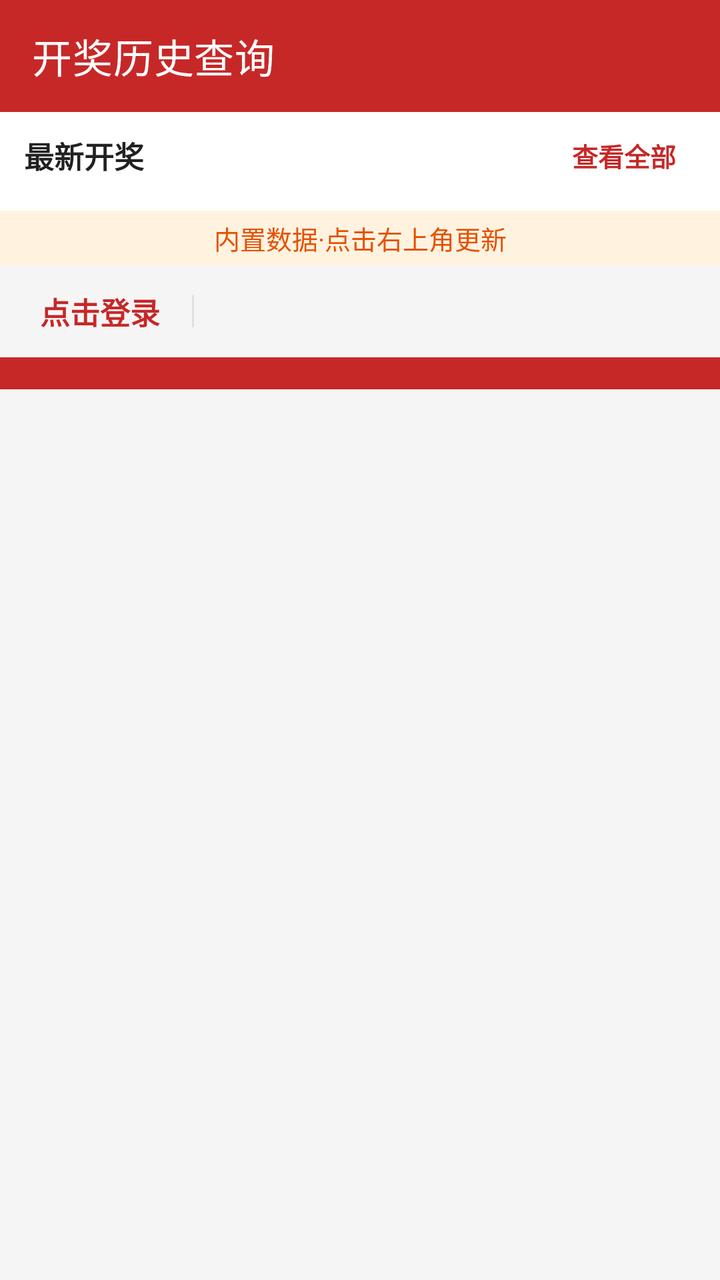
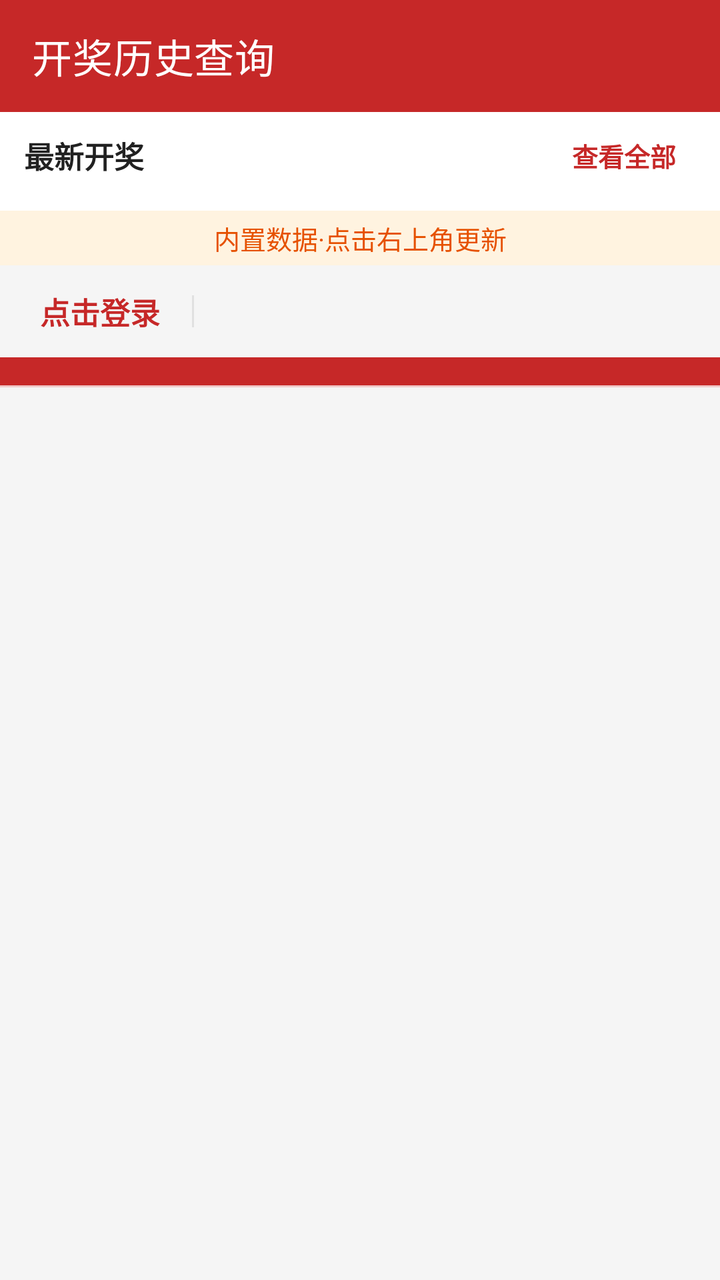

Screens rendered from an Android XML layout before and after an edit, with the pre-edit source and the edit as a unified diff.
<!-- AndroidManifest.xml: application theme Theme.LotteryHistory -->
<!-- res/layout/activity_main.xml -->
<?xml version="1.0" encoding="utf-8"?>
<androidx.coordinatorlayout.widget.CoordinatorLayout xmlns:android="http://schemas.android.com/apk/res/android"
    xmlns:app="http://schemas.android.com/apk/res-auto"
    android:layout_width="match_parent"
    android:layout_height="match_parent"
    android:background="@color/bg_light">

    <com.google.android.material.appbar.AppBarLayout
        android:id="@+id/appBar"
        android:layout_width="match_parent"
        android:layout_height="wrap_content"
        android:background="@color/primary_red"
        android:theme="@style/ThemeOverlay.MaterialComponents.Dark.ActionBar"
        app:elevation="0dp">

        
        <com.google.android.material.appbar.MaterialToolbar
            android:id="@+id/toolbar"
            android:layout_width="match_parent"
            android:layout_height="?attr/actionBarSize"
            android:background="@color/primary_red"
            app:title="@string/app_name"
            app:titleTextColor="@android:color/white"
            app:layout_scrollFlags="scroll|snap" />

        
        <LinearLayout
            android:layout_width="match_parent"
            android:layout_height="wrap_content"
            android:orientation="vertical"
            android:background="@color/bg_light"
            app:layout_scrollFlags="scroll|snap">

            
            <LinearLayout
                android:layout_width="match_parent"
                android:layout_height="wrap_content"
                android:orientation="horizontal"
                android:gravity="center_vertical"
                android:paddingStart="12dp"
                android:paddingEnd="12dp"
                android:paddingTop="8dp"
                android:paddingBottom="4dp"
                android:background="@android:color/white">

                <TextView
                    android:layout_width="0dp"
                    android:layout_height="wrap_content"
                    android:layout_weight="1"
                    android:text="最新开奖"
                    android:textColor="@color/text_primary"
                    android:textSize="@dimen/body_text_size"
                    android:textStyle="bold" />

                <TextView
                    android:id="@+id/tvViewAllLatest"
                    android:layout_width="wrap_content"
                    android:layout_height="wrap_content"
                    android:gravity="center"
                    android:paddingStart="10dp"
                    android:paddingEnd="10dp"
                    android:paddingTop="4dp"
                    android:paddingBottom="4dp"
                    android:clickable="true"
                    android:focusable="true"
                    android:background="?attr/selectableItemBackground"
                    android:text="查看全部"
                    android:textColor="@color/primary_red"
                    android:textSize="@dimen/small_text_size"
                    android:textStyle="bold" />
            </LinearLayout>

            
            <androidx.recyclerview.widget.RecyclerView
                android:id="@+id/rvLatestDraws"
                android:layout_width="match_parent"
                android:layout_height="wrap_content"
                android:background="@android:color/white"
                android:paddingStart="6dp"
                android:paddingEnd="6dp"
                android:paddingTop="2dp"
                android:paddingBottom="8dp"
                android:clipToPadding="false"
                android:nestedScrollingEnabled="false"
                android:overScrollMode="never" />
        </LinearLayout>

        
        <TextView
            android:id="@+id/tvDataStatus"
            android:layout_width="match_parent"
            android:layout_height="wrap_content"
            android:background="#FFF3E0"
            android:gravity="center"
            android:paddingStart="12dp"
            android:paddingEnd="12dp"
            android:paddingTop="4dp"
            android:paddingBottom="4dp"
            android:text="@string/data_info"
            android:textColor="#E65100"
            android:textSize="@dimen/small_text_size"
            android:maxLines="2"
            android:ellipsize="end"
            app:layout_scrollFlags="scroll|snap" />

        
        <LinearLayout
            android:id="@+id/llUserInfoBar"
            android:layout_width="match_parent"
            android:layout_height="wrap_content"
            android:orientation="horizontal"
            android:gravity="center_vertical"
            android:background="@color/bg_light"
            android:paddingStart="12dp"
            android:paddingEnd="12dp"
            android:paddingTop="8dp"
            android:paddingBottom="8dp"
            app:layout_scrollFlags="scroll|snap">

            <TextView
                android:id="@+id/tvUserPhone"
                android:layout_width="wrap_content"
                android:layout_height="wrap_content"
                android:paddingStart="8dp"
                android:paddingEnd="8dp"
                android:paddingTop="4dp"
                android:paddingBottom="4dp"
                android:clickable="true"
                android:focusable="true"
                android:background="?attr/selectableItemBackground"
                android:text="@string/tap_to_login"
                android:textColor="@color/primary_red"
                android:textSize="@dimen/body_text_size"
                android:textStyle="bold" />

            <View
                android:layout_width="1dp"
                android:layout_height="16dp"
                android:layout_marginStart="8dp"
                android:layout_marginEnd="8dp"
                android:background="#E0E0E0" />

            <TextView
                android:id="@+id/tvQuotaInfo"
                android:layout_width="0dp"
                android:layout_height="wrap_content"
                android:layout_weight="1"
                android:textColor="@color/text_secondary"
                android:textSize="@dimen/small_text_size"
                android:maxLines="2"
                android:ellipsize="end" />
        </LinearLayout>

        
        <GridLayout
            android:id="@+id/gridLotteryTabs"
            android:layout_width="match_parent"
            android:layout_height="wrap_content"
            android:background="@color/primary_red"
            android:paddingStart="8dp"
            android:paddingEnd="8dp"
            android:paddingTop="8dp"
            android:paddingBottom="8dp" />

    </com.google.android.material.appbar.AppBarLayout>

    
    <androidx.viewpager2.widget.ViewPager2
        android:id="@+id/viewPager"
        android:layout_width="match_parent"
        android:layout_height="match_parent"
        app:layout_behavior="@string/appbar_scrolling_view_behavior" />

</androidx.coordinatorlayout.widget.CoordinatorLayout>
<!-- resources referenced by this layout -->
<resources>
  <color name="bg_light">#F5F5F5</color>
  <color name="primary_red">#C62828</color>
  <color name="text_primary">#212121</color>
  <color name="text_secondary">#757575</color>
  <dimen name="body_text_size">17sp</dimen>
  <dimen name="small_text_size">15sp</dimen>
  <string name="app_name">开奖历史查询</string>
  <string name="data_info">内置数据·点击右上角更新</string>
  <string name="tap_to_login">点击登录</string>
  <style name="Theme.LotteryHistory" parent="Theme.MaterialComponents.Light.NoActionBar">
          <item name="colorPrimary">@color/primary_red</item>
          <item name="colorPrimaryDark">@color/primary_red</item>
          <item name="colorAccent">@color/primary_red</item>
          <item name="android:windowBackground">@color/bg_light</item>
      </style>
</resources>

<!-- the commit's change to res/layout/activity_main.xml (unified diff, before → after) -->
@@ -152,15 +152,30 @@
         </LinearLayout>
 
         
-        <GridLayout
-            android:id="@+id/gridLotteryTabs"
+        <LinearLayout
             android:layout_width="match_parent"
             android:layout_height="wrap_content"
-            android:background="@color/primary_red"
-            android:paddingStart="8dp"
-            android:paddingEnd="8dp"
-            android:paddingTop="8dp"
-            android:paddingBottom="8dp" />
+            android:orientation="vertical"
+            android:background="@color/primary_red">
+
+            <GridLayout
+                android:id="@+id/gridLotteryTabs"
+                android:layout_width="match_parent"
+                android:layout_height="wrap_content"
+                android:rowCount="2"
+                android:columnCount="4"
+                android:orientation="horizontal"
+                android:paddingStart="8dp"
+                android:paddingEnd="8dp"
+                android:paddingTop="8dp"
+                android:paddingBottom="6dp" />
+
+            <View
+                android:layout_width="match_parent"
+                android:layout_height="1dp"
+                android:background="@android:color/white"
+                android:alpha="0.75" />
+        </LinearLayout>
 
     </com.google.android.material.appbar.AppBarLayout>
 
